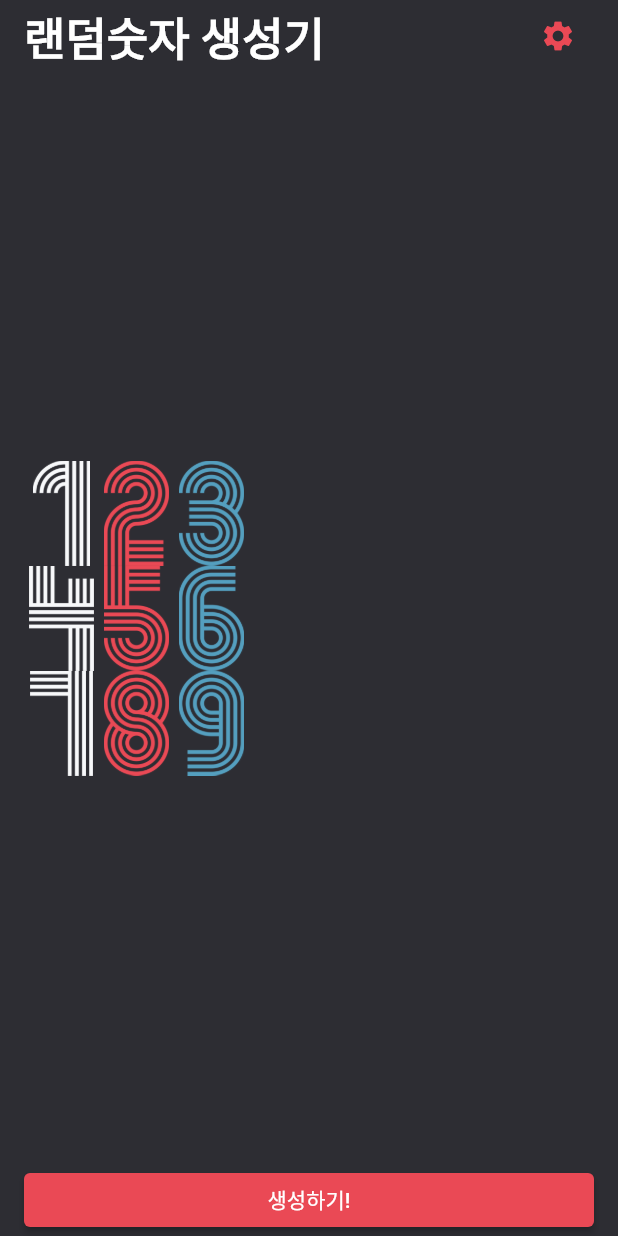
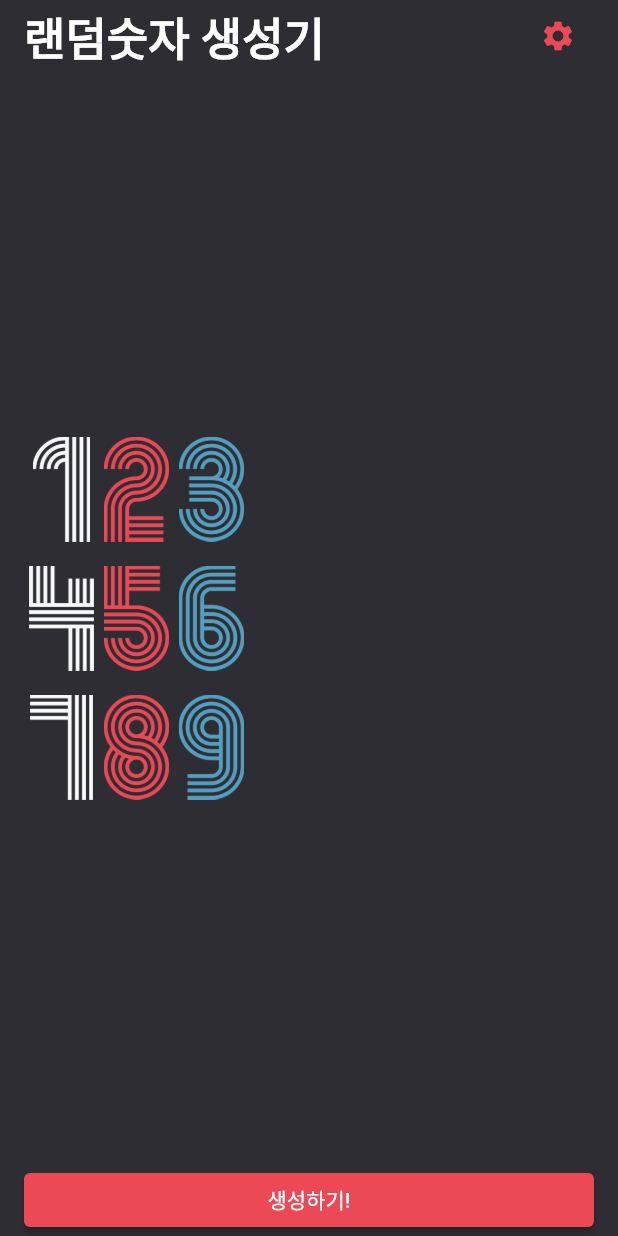
Before and after one commit to cold-pumpkin/coding-factory, a Flutter app: the screen it shows after launch, on a phone screen of 412 x 824 dp. Run offline on Flutter 3.47's test engine with Material 2 defaults, Android fonts, the light colour scheme and no system bars; our stand-ins replace webview_flutter.

Commit message:
랜덤숫자 생성기 - 조건에 맞게 Padding 적용

```diff
--- a/random_number/lib/screen/home_screen.dart
+++ b/random_number/lib/screen/home_screen.dart
@@ -42,9 +42,14 @@ class HomeScreen extends StatelessWidget {
                       456,
                       789,
                     ]
+                        .asMap()
+                        .entries
                         .map(
-                          (x) => Row(
-                            children: x
+                          (x) => Padding(
+                            padding:
+                                EdgeInsets.only(bottom: x.key == 2 ? 0 : 16),
+                            child: Row(
+                              children: x.value
                                   .toString()
                                   .split('')
                                   .map(
@@ -55,6 +60,7 @@ class HomeScreen extends StatelessWidget {
                                     ),
                                   )
                                   .toList(),
+                            ),
                           ),
                         )
                         .toList()),
```
Lines whose indentation alone changed are shown as unchanged.
